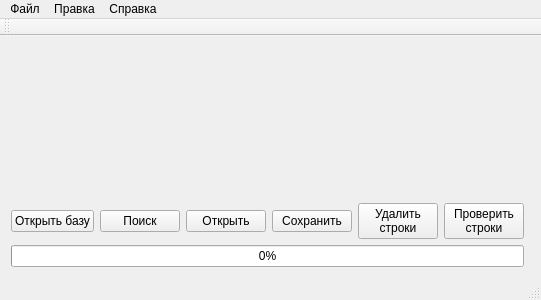
Old version of the form mainwindow.ui in the repository RuslanGainanov/AddressBID.
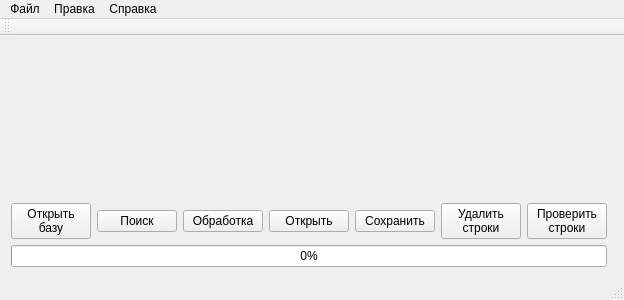
New version of the form. Custom widgets are drawn as their Qt base class.

```diff
--- a/mainwindow.ui
+++ b/mainwindow.ui
@@ -24,22 +24,15 @@
         </property>
        </widget>
       </item>
+      <item row="0" column="6">
+       <widget class="QPushButton" name="_pushButtonCheckRows">
+        <property name="text">
+         <string>Проверить 
+строки</string>
+        </property>
+       </widget>
+      </item>
       <item row="0" column="4">
-       <widget class="QPushButton" name="_pushButtonDeleteRows">
-        <property name="text">
-         <string>Удалить 
-строки</string>
-        </property>
-       </widget>
-      </item>
-      <item row="0" column="2">
-       <widget class="QPushButton" name="_pushButtonOpen">
-        <property name="text">
-         <string>Открыть</string>
-        </property>
-       </widget>
-      </item>
-      <item row="0" column="3">
        <widget class="QPushButton" name="_pushButtonSave">
         <property name="text">
          <string>Сохранить</string>
@@ -47,9 +40,9 @@
        </widget>
       </item>
       <item row="0" column="5">
-       <widget class="QPushButton" name="_pushButtonCheckRows">
+       <widget class="QPushButton" name="_pushButtonDeleteRows">
         <property name="text">
-         <string>Проверить 
+         <string>Удалить 
 строки</string>
         </property>
        </widget>
@@ -57,7 +50,22 @@
       <item row="0" column="0">
        <widget class="QPushButton" name="_pushButtonOpenBase">
         <property name="text">
-         <string>Открыть базу</string>
+         <string>Открыть 
+базу</string>
+        </property>
+       </widget>
+      </item>
+      <item row="0" column="3">
+       <widget class="QPushButton" name="_pushButtonOpen">
+        <property name="text">
+         <string>Открыть</string>
+        </property>
+       </widget>
+      </item>
+      <item row="0" column="2">
+       <widget class="QPushButton" name="_pushButtonParse">
+        <property name="text">
+         <string>Обработка</string>
         </property>
        </widget>
       </item>
```
